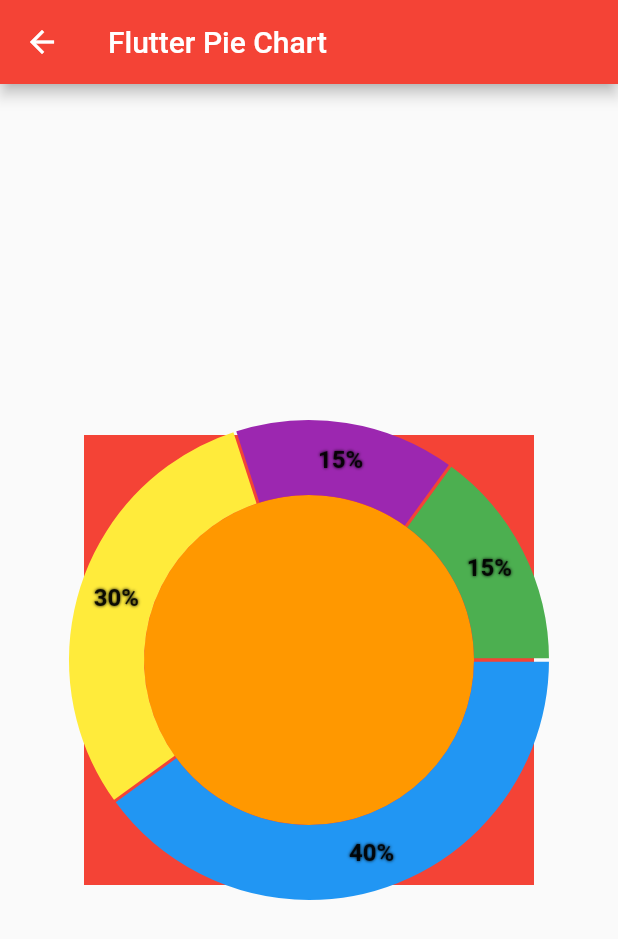
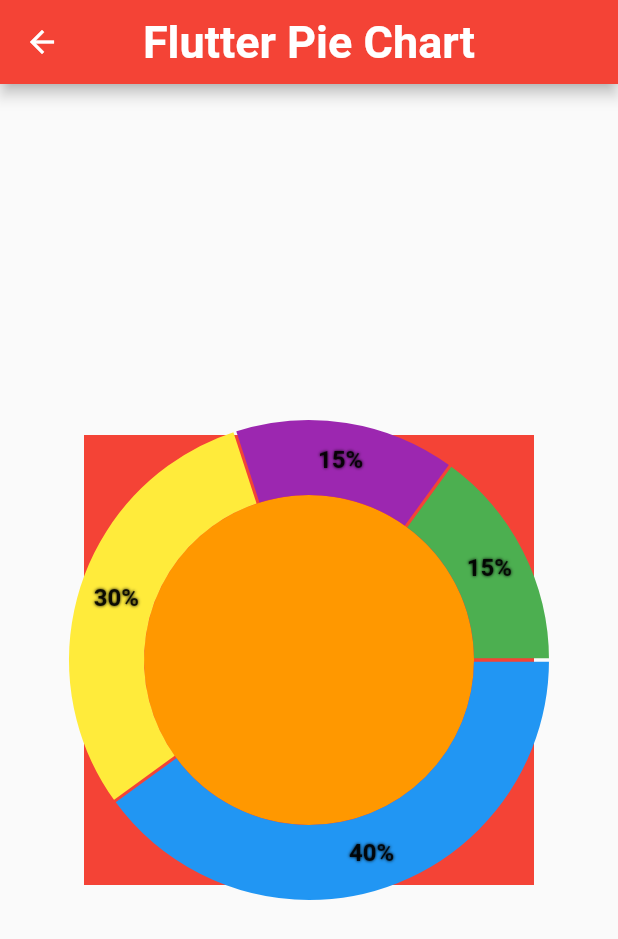
Before and after one commit to MuhammadBilalAkbar/flutter_fl_chart_package, a Flutter app: the screen it shows after launch, after a tap on "Pie Chart", on a phone screen of 412 x 824 dp. Shown: the top 939 px of the screen. Run offline on Flutter 3.47's test engine with Material 2 defaults, Android fonts, the phone set to English and light mode, and no system bars; drawn by our look-alikes of fl_chart.

Commit message:
simple (line and bar charts) for client

```diff
--- a/lib/my_app.dart
+++ b/lib/my_app.dart
@@ -1,56 +1,34 @@
 import 'package:flutter/material.dart';
-import 'package:flutter_fl_chart_package/pie_chart/pie_chart_widget.dart';
-import '/line_chart/line_chart_widget.dart';
-import '/line_chart/price_points.dart';
+
+import 'pages/home_page.dart';
 
 class MyApp extends StatelessWidget {
   const MyApp({super.key});
 
   @override
   Widget build(BuildContext context) => MaterialApp(
-        title: 'Flutter Chart Demo',
+        title: 'Flutter Charts Demo',
         theme: ThemeData(
           primarySwatch: Colors.red,
           textTheme: const TextTheme(
             bodyMedium: TextStyle(fontSize: 20),
           ),
+          elevatedButtonTheme: ElevatedButtonThemeData(
+            style: ElevatedButton.styleFrom(
+              textStyle: const TextStyle(
+                fontSize: 50,
+                fontWeight: FontWeight.bold,
+              ),
+            ),
+          ),
+          appBarTheme: const AppBarTheme(
+            centerTitle: true,
+            titleTextStyle: TextStyle(
+              fontSize: 30,
+              fontWeight: FontWeight.bold,
+            ),
+          ),
         ),
         home: const HomePage(),
       );
 }
-
-class HomePage extends StatefulWidget {
-  const HomePage({Key? key}) : super(key: key);
-
-  @override
-  State<HomePage> createState() => _HomePageState();
-}
-
-class _HomePageState extends State<HomePage> {
-  @override
-  Widget build(BuildContext context) => Scaffold(
-        appBar: AppBar(
-          title: const Text('data'),
-        ),
-        body: Column(
-          children: [
-            ElevatedButton(
-              onPressed: () => Navigator.push(
-                context,
-                MaterialPageRoute(
-                  builder: (context) => LineChartWidget(pricePoints()),
-                ),
-              ),
-              child: const Text('Line Chart'),
-            ),
-            ElevatedButton(
-              onPressed: () => Navigator.push(
-                context,
-                MaterialPageRoute(builder: (context) => const PieChartWidget()),
-              ),
-              child: const Text('Pie Chart'),
-            ),
-          ],
-        ),
-      );
-}
--- /dev/null
+++ b/lib/pages/home_page.dart
@@ -0,0 +1,46 @@
+import 'package:flutter/material.dart';
+
+import 'line_chart_page.dart';
+import 'pie_chart_page.dart';
+
+class HomePage extends StatefulWidget {
+  const HomePage({Key? key}) : super(key: key);
+
+  @override
+  State<HomePage> createState() => _HomePageState();
+}
+
+class _HomePageState extends State<HomePage> {
+  @override
+  Widget build(BuildContext context) => Scaffold(
+        appBar: AppBar(
+          title: const Text('Flutter Charts Demo'),
+        ),
+        body: Center(
+          child: Column(
+            children: [
+              const SizedBox(height: 24),
+              ElevatedButton(
+                onPressed: () => Navigator.push(
+                  context,
+                  MaterialPageRoute(
+                    builder: (context) => const LineChartPage(),
+                  ),
+                ),
+                child: const Text('Line Chart'),
+              ),
+              const SizedBox(height: 24),
+              ElevatedButton(
+                onPressed: () => Navigator.push(
+                  context,
+                  MaterialPageRoute(
+                    builder: (context) => const PieChartPage(),
+                  ),
+                ),
+                child: const Text('Pie Chart'),
+              ),
+            ],
+          ),
+        ),
+      );
+}
--- a/lib/pie_chart/pie_chart_widget.dart
+++ b/lib/pages/pie_chart_page.dart
@@ -1,14 +1,14 @@
 import 'package:fl_chart/fl_chart.dart';
 import 'package:flutter/material.dart';
 
-class PieChartWidget extends StatefulWidget {
-  const PieChartWidget({Key? key}) : super(key: key);
+class PieChartPage extends StatefulWidget {
+  const PieChartPage({Key? key}) : super(key: key);
 
   @override
-  State<PieChartWidget> createState() => _PieChartWidgetState();
+  State<PieChartPage> createState() => _PieChartPageState();
 }
 
-class _PieChartWidgetState extends State<PieChartWidget> {
+class _PieChartPageState extends State<PieChartPage> {
   int touchedIndex = -1;
 
   @override
```
Also changed, not shown: lib/line_chart/price_points.dart (deleted, +0 -19 lines), lib/pages/line_chart_page.dart (renamed from lib/line_chart/line_chart_widget.dart, +2 -16 lines).
